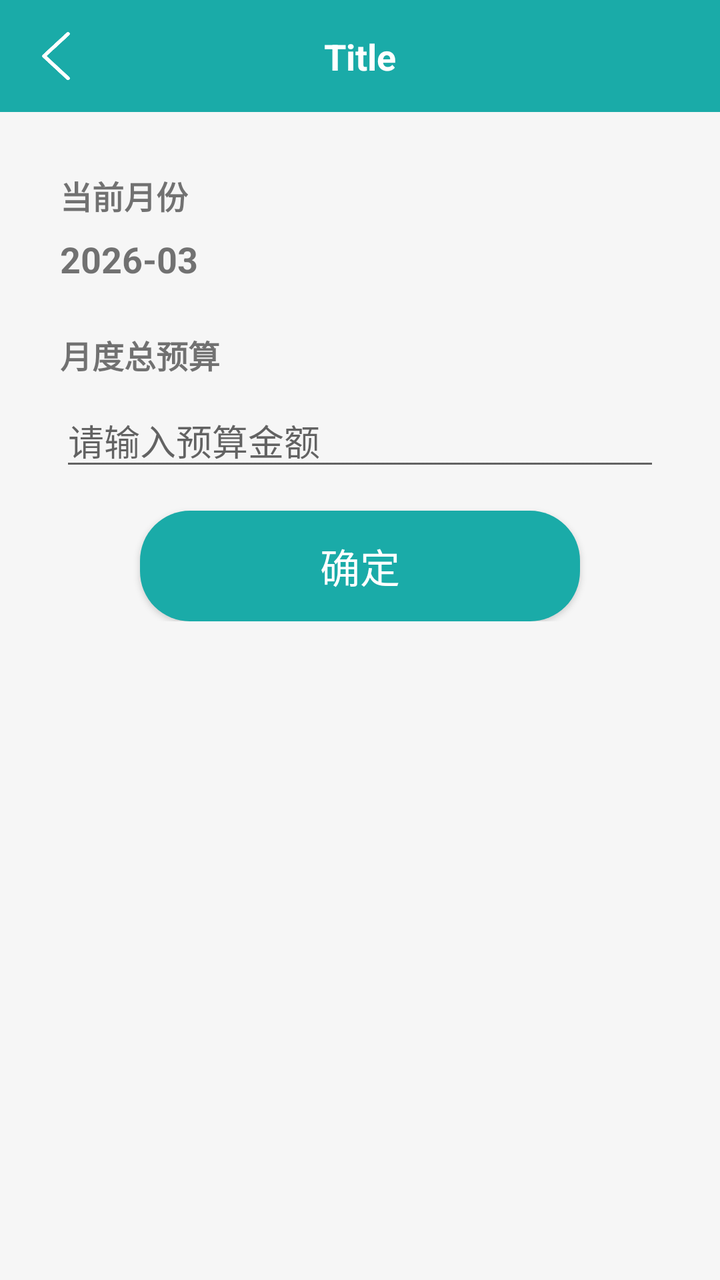
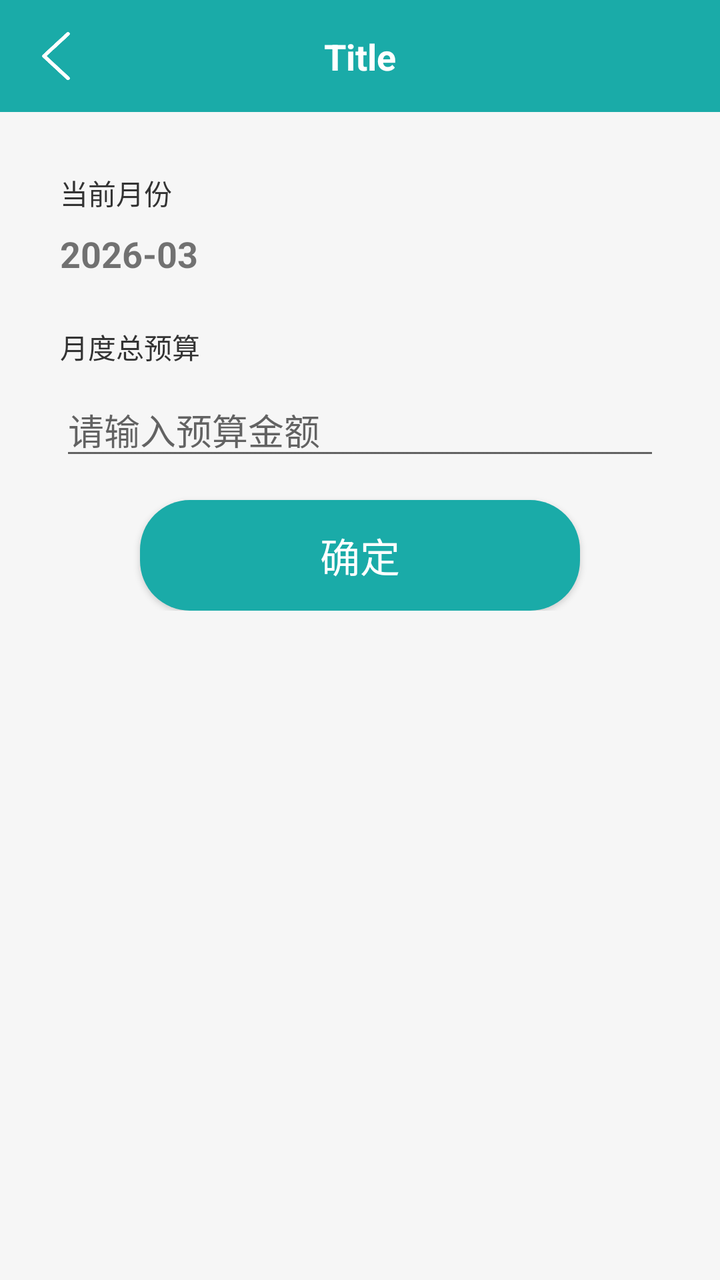

Screens rendered from an Android XML layout before and after an edit, with the pre-edit source and the edit as a unified diff.
<!-- AndroidManifest.xml: application theme Theme.Note -->
<!-- res/layout/fragment_budget_set.xml -->
<?xml version="1.0" encoding="utf-8"?>
<layout xmlns:android="http://schemas.android.com/apk/res/android">

    <LinearLayout
        android:layout_width="match_parent"
        android:layout_height="match_parent"
        android:orientation="vertical"
        android:background="@color/main_grey_bg">

        <include
            android:id="@+id/includeToolbar"
            layout="@layout/item_toolbar" />

        <LinearLayout
            android:layout_width="match_parent"
            android:layout_height="wrap_content"
            android:orientation="vertical"
            android:padding="30dp">

            <TextView
                android:layout_width="wrap_content"
                android:layout_height="wrap_content"
                android:text="当前月份"
                android:textSize="16sp"
                android:textStyle="bold" />

            <TextView
                android:id="@+id/tvYearMonth"
                android:layout_width="wrap_content"
                android:layout_height="wrap_content"
                android:layout_marginTop="8dp"
                android:text="2026-03"
                android:textSize="18sp"
                android:textStyle="bold" />

            <TextView
                android:layout_width="wrap_content"
                android:layout_height="wrap_content"
                android:layout_marginTop="24dp"
                android:text="月度总预算"
                android:textSize="16sp"
                android:textStyle="bold" />

            <EditText
                android:id="@+id/etBudget"
                android:layout_width="match_parent"
                android:layout_height="wrap_content"
                android:layout_marginTop="8dp"
                android:hint="请输入预算金额"
                android:inputType="numberDecimal"
                android:maxLines="1" />

            <Button
                android:id="@+id/btnSave"
                android:layout_width="match_parent"
                android:layout_height="wrap_content"
                android:gravity="center"
                android:text="确定"
                android:textColor="@color/white"
                android:textSize="20sp"
                android:background="@drawable/bg_button"
                android:paddingVertical="13dp"
                android:layout_marginHorizontal="40dp"
                android:layout_marginTop="15dp" />

        </LinearLayout>
    </LinearLayout>
</layout>
<!-- res/layout/item_toolbar.xml (included above) -->
<?xml version="1.0" encoding="utf-8"?>
<LinearLayout
    xmlns:android="http://schemas.android.com/apk/res/android"
    xmlns:app="http://schemas.android.com/apk/res-auto"
    android:layout_width="match_parent"
    android:layout_height="wrap_content"
    android:orientation="vertical"
    android:background="?attr/colorPrimary">

    
    <View
        android:id="@+id/statusBarSpacer"
        android:layout_width="match_parent"
        android:layout_height="0dp" />

    
    <androidx.constraintlayout.widget.ConstraintLayout
        android:layout_width="match_parent"
        android:layout_height="56dp"
        android:background="@color/main_color">

        <ImageView
            android:id="@+id/ivBack"
            android:layout_width="40dp"
            android:layout_height="40dp"
            android:layout_marginStart="8dp"
            android:padding="8dp"
            android:src="@drawable/ic_back"
            app:layout_constraintBottom_toBottomOf="parent"
            app:layout_constraintStart_toStartOf="parent"
            app:layout_constraintTop_toTopOf="parent"/>

        <TextView
            android:id="@+id/tvTitle"
            android:layout_width="0dp"
            android:layout_height="wrap_content"
            android:ellipsize="end"
            android:gravity="center"
            android:maxLines="1"
            android:text="Title"
            android:textColor="@android:color/white"
            android:textSize="18sp"
            android:textStyle="bold"
            android:layout_marginStart="56dp"
            android:layout_marginEnd="56dp"
            app:layout_constraintBottom_toBottomOf="@id/ivBack"
            app:layout_constraintEnd_toEndOf="parent"
            app:layout_constraintStart_toStartOf="parent"
            app:layout_constraintTop_toTopOf="@id/ivBack"/>
    </androidx.constraintlayout.widget.ConstraintLayout>

</LinearLayout>
<!-- resources referenced by this layout -->
<resources>
  <color name="main_color">#1AABA8</color>
  <color name="main_grey_bg">#f6f6f6</color>
  <color name="white">#FFFFFF</color>
  <!-- drawable bg_button (drawable) -->
  <?xml version="1.0" encoding="utf-8"?>
  <shape xmlns:android="http://schemas.android.com/apk/res/android">
  
      <corners android:radius="25dp"/>
  
      <solid android:color="@color/main_color"/>
  </shape>
  <!-- drawable ic_back: png bitmap (drawable, 2843 bytes) -->
  <style name="Theme.Note" parent="Theme.AppCompat.Light.NoActionBar" />
</resources>

<!-- the commit's change to res/layout/fragment_budget_set.xml (unified diff, before → after) -->
@@ -21,8 +21,8 @@
                 android:layout_width="wrap_content"
                 android:layout_height="wrap_content"
                 android:text="当前月份"
-                android:textSize="16sp"
-                android:textStyle="bold" />
+                android:textColor="#333333"
+                android:textSize="14sp" />
 
             <TextView
                 android:id="@+id/tvYearMonth"
@@ -38,8 +38,8 @@
                 android:layout_height="wrap_content"
                 android:layout_marginTop="24dp"
                 android:text="月度总预算"
-                android:textSize="16sp"
-                android:textStyle="bold" />
+                android:textColor="#333333"
+                android:textSize="14sp" />
 
             <EditText
                 android:id="@+id/etBudget"
